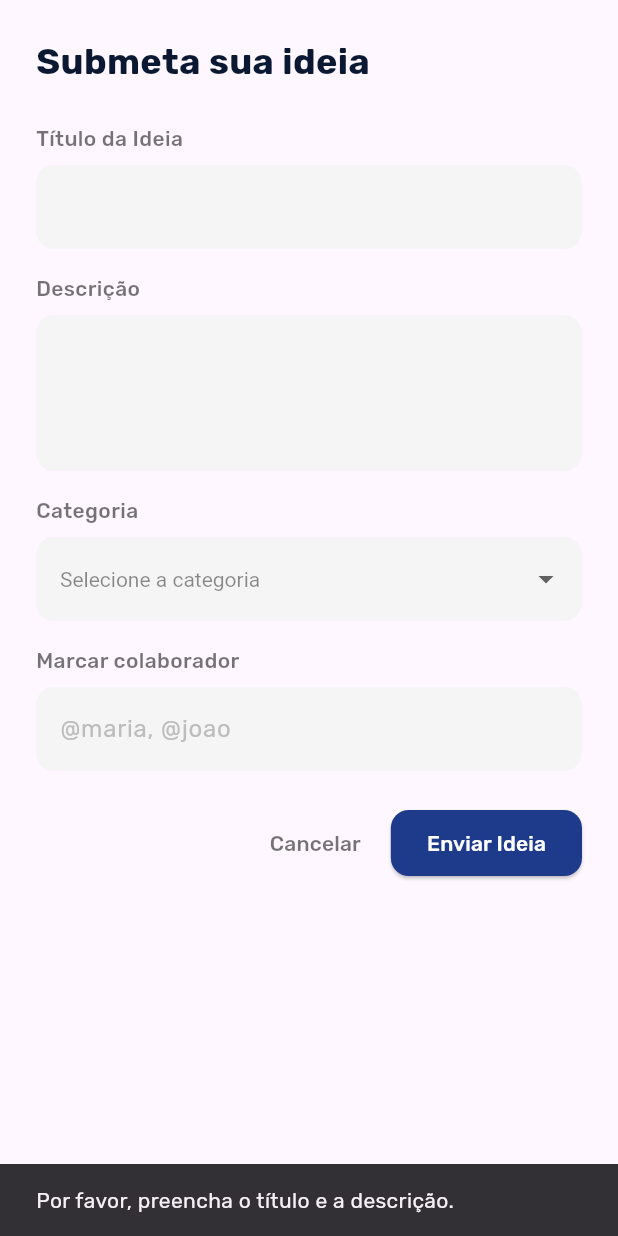
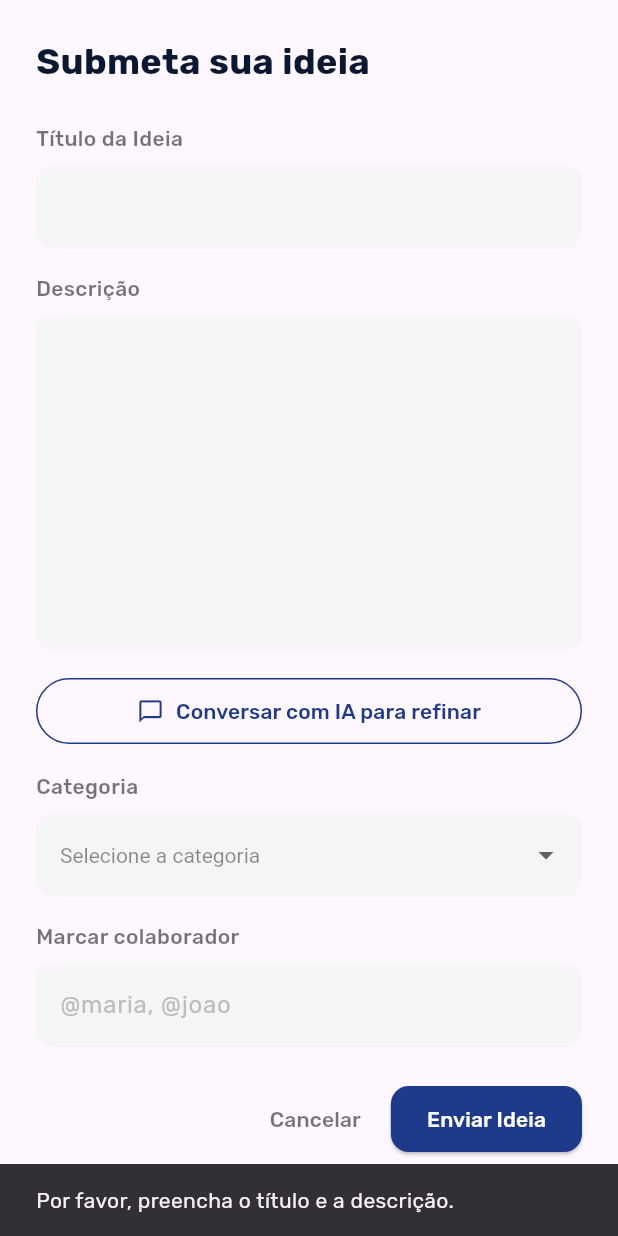
Before and after one commit to mbeatrizsantos/Challenge_Eurofarma, a Flutter app: the AddIdeaSheet widget shown alone on an empty page, opened directly, after a tap on "Enviar Ideia", on a phone screen of 412 x 824 dp. Run offline on Flutter 3.47's test engine with Material 3 defaults, Android fonts, the light colour scheme and no system bars; our stand-ins replace cloud_firestore, cloud_functions, firebase_auth, firebase_core; accounts and stored records are empty.

Commit message:
Refactor IdeasListScreen and IdeaCard components for improved readability and maintainability; add AI chat integration in AddIdeaSheet

```diff
--- a/lib/screens/ideas_list_screen.dart
+++ b/lib/screens/ideas_list_screen.dart
@@ -2,12 +2,12 @@ import 'dart:math';
 import 'package:flutter/material.dart';
 import 'package:cloud_firestore/cloud_firestore.dart';
 import 'package:firebase_core/firebase_core.dart';
+import 'package:cloud_functions/cloud_functions.dart';
+import 'ai_chat_screen.dart';
 
 void main() async {
   WidgetsFlutterBinding.ensureInitialized();
   await Firebase.initializeApp(
-      // Adicione suas opções do Firebase aqui, se necessário
-      // options: DefaultFirebaseOptions.currentPlatform,
       );
   runApp(const MyApp());
 }
@@ -126,16 +126,13 @@ class IdeaCard extends StatelessWidget {
 
   @override
   Widget build(BuildContext context) {
-    final defaultColor = const Color(0xFFF9E45E); // Cor amarela do design
+    final defaultColor = const Color(0xFFF9E45E);
     final cardColor =
         data.containsKey('color') ? Color(data['color']) : defaultColor;
-
-    // Extrai a lista de colaboradores dos dados do Firebase
     final collaboratorsData = data['colaboradores'];
     final List<String> collaboratorsList = collaboratorsData is List
-        ? List<String>.from(
-            collaboratorsData) // Converte para uma lista de Strings
-        : []; // Se não existir ou for do tipo errado, cria uma lista vazia
+        ? List<String>.from(collaboratorsData)
+        : [];
 
     return InkWell(
       onTap: () {
@@ -220,7 +217,6 @@ class IdeaCard extends StatelessWidget {
               mainAxisAlignment: MainAxisAlignment.spaceBetween,
               crossAxisAlignment: CrossAxisAlignment.end,
               children: [
-                // Passa a lista de colaboradores para o widget
                 CollaboratorAvatars(collaborators: collaboratorsList),
                 StatusIndicator(status: data['status'] ?? 'Em Análise'),
               ],
@@ -233,26 +229,21 @@ class IdeaCard extends StatelessWidget {
 }
 
 class CollaboratorAvatars extends StatelessWidget {
-  // Recebe a lista de colaboradores no construtor
   final List<String> collaborators;
-
   const CollaboratorAvatars({super.key, required this.collaborators});
 
-  // Função para gerar cores pastéis
   Color _getPastelColor(String name) {
     final random = Random(name.hashCode);
-    // Gera valores RGB em uma faixa mais alta (150-255) para garantir cores claras
     return Color.fromRGBO(
-      150 + random.nextInt(106), // R entre 150 e 255
-      150 + random.nextInt(106), // G entre 150 e 255
-      150 + random.nextInt(106), // B entre 150 e 255
+      150 + random.nextInt(106),
+      150 + random.nextInt(106),
+      150 + random.nextInt(106),
       1,
     );
   }
 
   @override
   Widget build(BuildContext context) {
-    // Se não houver colaboradores, não mostra nada
     if (collaborators.isEmpty) {
       return const SizedBox.shrink();
     }
@@ -277,7 +268,6 @@ class CollaboratorAvatars extends StatelessWidget {
               child: Text(
                 initial,
                 style: TextStyle(
-                  // Cor do texto que contrasta bem com fundos claros
                   color: Colors.grey.shade800,
                   fontWeight: FontWeight.bold,
                   fontSize: 14,
@@ -354,8 +344,7 @@ class IdeaDetailsDialog extends StatelessWidget {
             ),
             TextButton(
               onPressed: () => Navigator.of(context).pop(true),
-              child:
-                  const Text('Excluir', style: TextStyle(color: Colors.red)),
+              child: const Text('Excluir', style: TextStyle(color: Colors.red)),
             ),
           ],
         );
@@ -370,8 +359,8 @@ class IdeaDetailsDialog extends StatelessWidget {
             .delete();
         if (context.mounted) {
           Navigator.of(context).pop();
-          ScaffoldMessenger.of(context).showSnackBar(const SnackBar(
-              content: Text('Ideia excluída com sucesso!')));
+          ScaffoldMessenger.of(context).showSnackBar(
+              const SnackBar(content: Text('Ideia excluída com sucesso!')));
         }
       } catch (e) {
         if (context.mounted) {
@@ -384,7 +373,6 @@ class IdeaDetailsDialog extends StatelessWidget {
 
   void _editIdea(BuildContext context) {
     Navigator.of(context).pop();
-
     showDialog(
       context: context,
       builder: (context) => Dialog(
@@ -401,7 +389,6 @@ class IdeaDetailsDialog extends StatelessWidget {
 
   @override
   Widget build(BuildContext context) {
-    // A classe agora retorna diretamente o conteúdo, sem o 'Dialog'
     return Padding(
       padding: const EdgeInsets.all(24.0),
       child: Column(
@@ -476,22 +463,20 @@ class _AddIdeaSheetState extends State<AddIdeaSheet> {
   late final bool _isEditing;
 
   final List<int> _cardColors = [
-    0xFFF9E45E, // Amarelo
-    0xFFCBD5E1, // Branco acinzentado
-    0xFFB0C4DE, // Azul
+    0xFFF9E45E,
+    0xFFCBD5E1,
+    0xFFB0C4DE,
   ];
 
   @override
   void initState() {
     super.initState();
     _isEditing = widget.initialData != null;
-
     if (_isEditing) {
       _titleController.text = widget.initialData!['titulo'] ?? '';
       _descriptionController.text = widget.initialData!['descricao'] ?? '';
       _selectedCategory = widget.initialData!['categoria'];
 
-      // Preenche o campo de colaboradores se existirem dados
       final collaboratorsData = widget.initialData!['colaboradores'];
       if (collaboratorsData is List && collaboratorsData.isNotEmpty) {
         _collaboratorController.text = collaboratorsData.join(', ');
@@ -513,13 +498,12 @@ class _AddIdeaSheetState extends State<AddIdeaSheet> {
       _isLoading = true;
     });
 
-    // Processa os nomes dos colaboradores
     final collaboratorsText = _collaboratorController.text.trim();
     final collaboratorsList = collaboratorsText
-        .replaceAll('@', '') // Remove o @
-        .split(',') // Separa por vírgula
-        .map((name) => name.trim()) // Remove espaços extras
-        .where((name) => name.isNotEmpty) // Remove entradas vazias
+        .replaceAll('@', '')
+        .split(',')
+        .map((name) => name.trim())
+        .where((name) => name.isNotEmpty)
         .toList();
 
     try {
@@ -540,8 +524,7 @@ class _AddIdeaSheetState extends State<AddIdeaSheet> {
           'descricao': _descriptionController.text,
           'categoria': _selectedCategory ?? 'Não definida',
           'colaboradores': collaboratorsList,
-          'dataEnvio':
-              '20 de Julho', // Considere usar um formato de data dinâmico
+          'dataEnvio': '20 de Julho',
           'status': 'Em Análise',
           'timestamp': FieldValue.serverTimestamp(),
           'color': randomColor,
@@ -595,7 +578,41 @@ class _AddIdeaSheetState extends State<AddIdeaSheet> {
           _buildTextField(
               label: 'Descrição',
               controller: _descriptionController,
-              maxLines: 3),
+              maxLines: 8),
+          const SizedBox(height: 16),
+
+          SizedBox(
+            width: double.infinity,
+            child: OutlinedButton.icon(
+              onPressed: () async {
+                List<ChatMessage> initialHistory = [];
+                if (_descriptionController.text.trim().isNotEmpty) {
+                  initialHistory.add(ChatMessage(_descriptionController.text, isUser: true));
+                }
+
+                final refinedText = await Navigator.push<String>(
+                  context,
+                  MaterialPageRoute(
+                    builder: (context) => AiChatScreen(initialHistory: initialHistory),
+                  ),
+                );
+
+                if (refinedText != null && mounted) {
+                  setState(() {
+                    _descriptionController.text = refinedText;
+                  });
+                }
+              },
+              icon: const Icon(Icons.chat_bubble_outline),
+              label: const Text('Conversar com IA para refinar'),
+              style: OutlinedButton.styleFrom(
+                foregroundColor: const Color(0xFF1E3A8A),
+                side: const BorderSide(color: Color(0xFF1E3A8A)),
+                padding: const EdgeInsets.symmetric(vertical: 12),
+              ),
+            ),
+          ),
+
           const SizedBox(height: 16),
           _buildCategoryDropdown(),
           const SizedBox(height: 16),
@@ -620,8 +637,8 @@ class _AddIdeaSheetState extends State<AddIdeaSheet> {
                   shape: RoundedRectangleBorder(
                     borderRadius: BorderRadius.circular(12),
                   ),
-                  padding: const EdgeInsets.symmetric(
-                      horizontal: 24, vertical: 12),
+                  padding:
+                      const EdgeInsets.symmetric(horizontal: 24, vertical: 12),
                 ),
                 child: _isLoading
                     ? const SizedBox(
@@ -631,8 +648,7 @@ class _AddIdeaSheetState extends State<AddIdeaSheet> {
                           strokeWidth: 2,
                           color: Colors.white,
                         ))
-                    : Text(
-                        _isEditing ? 'Salvar Alterações' : 'Enviar Ideia',
+                    : Text(_isEditing ? 'Salvar Alterações' : 'Enviar Ideia',
                         style: const TextStyle(color: Colors.white)),
               ),
             ],
--- a/lib/screens/login_screen.dart
+++ b/lib/screens/login_screen.dart
@@ -41,6 +41,7 @@ class _LoginScreenState extends State<LoginScreen> {
       appBar: AppBar(
         backgroundColor: Colors.transparent,
         elevation: 0,
+
         title: const Text(
           'Login',
           style: TextStyle(color: Colors.white, fontWeight: FontWeight.bold),
```
